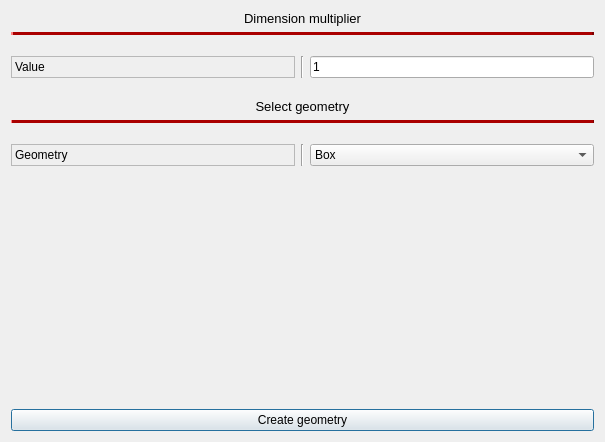
ansys/pyaedt-toolkits-common, file examples/toolkit/pyaedt_toolkit/ui/windows/create_geometry/geometry_page.ui: the form before one commit.
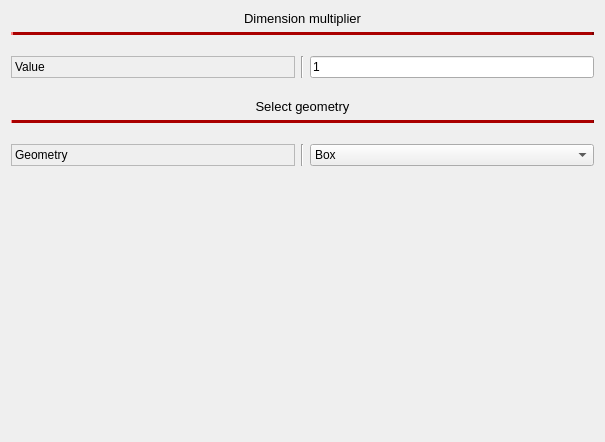
The form after the commit.

```diff
--- a/examples/toolkit/pyaedt_toolkit/ui/windows/create_geometry/geometry_page.ui
+++ b/examples/toolkit/pyaedt_toolkit/ui/windows/create_geometry/geometry_page.ui
@@ -1177,17 +1177,7 @@
     </spacer>
    </item>
    <item>
-    <widget class="QPushButton" name="create_geometry_button">
-     <property name="text">
-      <string>Create geometry</string>
-     </property>
-     <property name="default">
-      <bool>true</bool>
-     </property>
-     <property name="flat">
-      <bool>false</bool>
-     </property>
-    </widget>
+    <layout class="QVBoxLayout" name="button_layout"/>
    </item>
   </layout>
  </widget>
```
Left out of the diff: 2 changed lines with no effect on the pictures.
